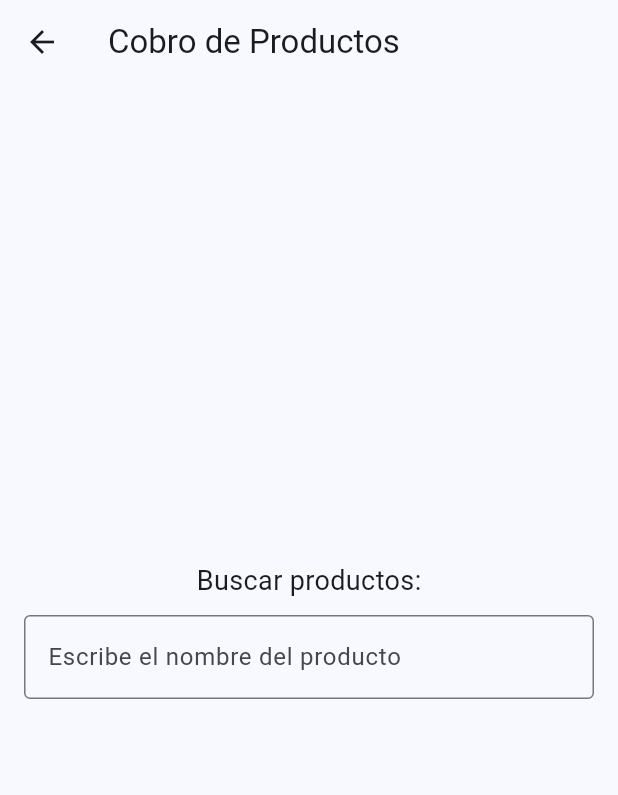
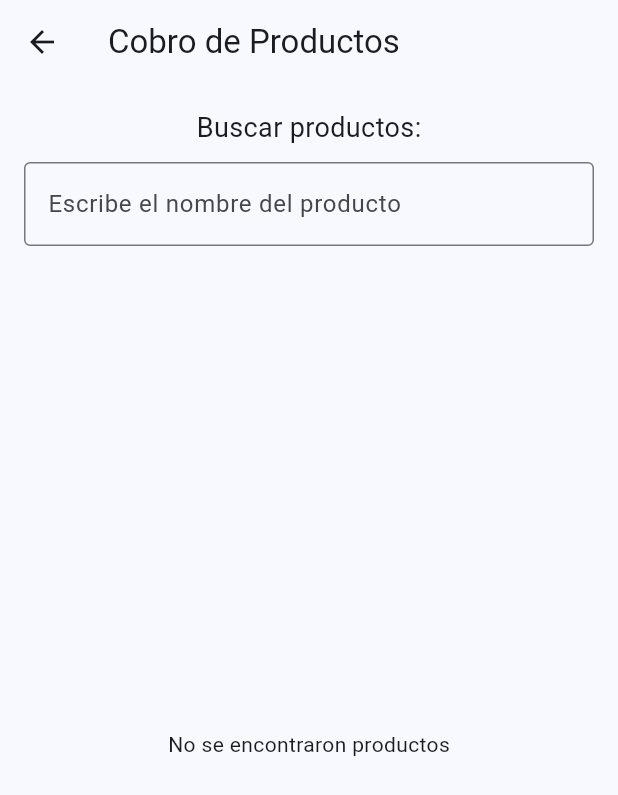
Before and after one commit to DarioRafael/FarmaciaApp, a Flutter app: the CobroPage screen opened directly, on a phone screen of 412 x 824 dp. Shown: the top 795 px of the screen. Run offline on Flutter 3.47's test engine with Material 3 defaults, Android fonts, the phone set to English and light mode, and no system bars.

Commit message:
Se ha mejorado la busqueda, donde ya no se empuja el buscador, manteniendose estatico y de buena manera.

```diff
--- a/lib/pages/cobro_page.dart
+++ b/lib/pages/cobro_page.dart
@@ -206,7 +206,6 @@ class _CobroPageState extends State<CobroPage> {
       body: Padding(
         padding: const EdgeInsets.all(16.0),
         child: Column(
-          mainAxisAlignment: MainAxisAlignment.center,
           children: [
             const Text(
               'Buscar productos:',
@@ -221,12 +220,22 @@ class _CobroPageState extends State<CobroPage> {
               onChanged: _filtrarProductos,
             ),
             const SizedBox(height: 20),
-            if (_productosFiltrados.isNotEmpty)
-              ..._productosFiltrados.map((producto) => ElevatedButton(
-                onPressed: () => _agregarAlCarrito(producto['nombre'] as String),
-                child: Text('Agregar ${producto['nombre']} - \$${producto['precio']}'),
-              )),
-            const SizedBox(height: 20),
+            Expanded(
+              child: _productosFiltrados.isNotEmpty
+                  ? ListView.builder(
+                itemCount: _productosFiltrados.length,
+                itemBuilder: (context, index) {
+                  final producto = _productosFiltrados[index];
+                  return ElevatedButton(
+                    onPressed: () => _agregarAlCarrito(producto['nombre'] as String),
+                    child: Text('Agregar ${producto['nombre']} - \$${producto['precio']}'),
+                  );
+                },
+              )
+                  : const Center(
+                child: Text('No se encontraron productos'),
+              ),
+            ),
             if (_carrito.isNotEmpty)
               ElevatedButton(
                 onPressed: _mostrarCarrito,
```
Also changed, not shown: 18 other files.
